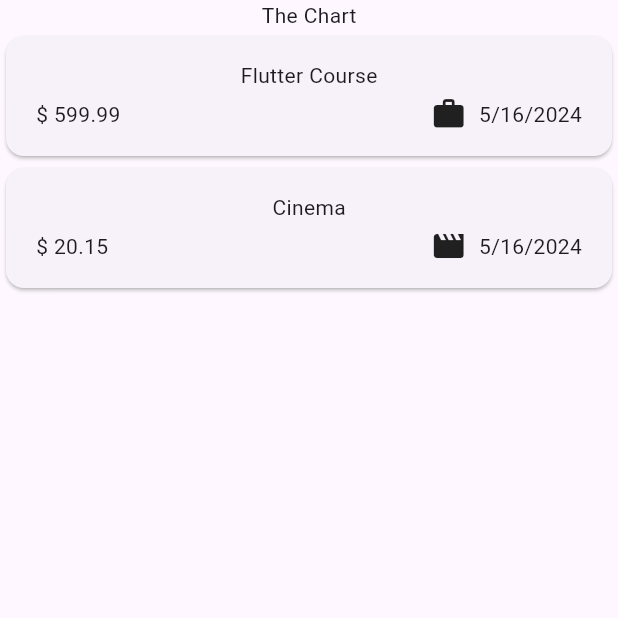
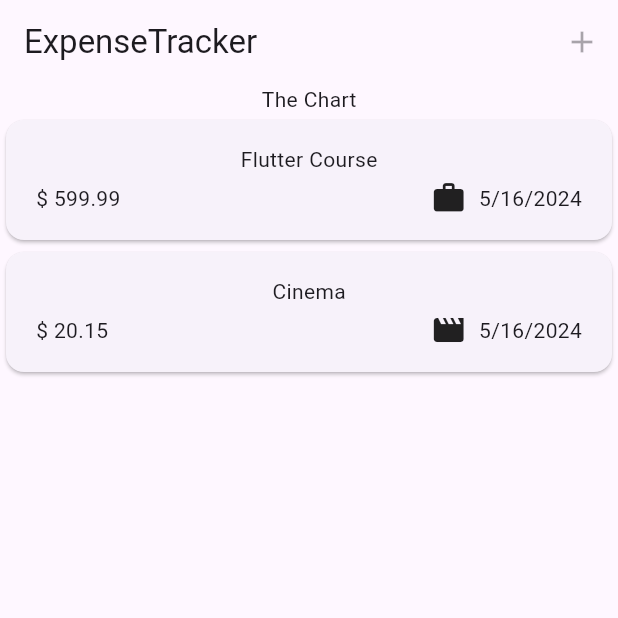
Before and after one commit to ajax-39/Flutter_BudgetBuddy, a Flutter app: the screen it shows after launch, on a phone screen of 412 x 824 dp, the top half of it. Run offline on Flutter 3.47's test engine with Material 3 defaults, Android fonts, the phone set to English and light mode, and no system bars; statements that could not run were skipped.

Commit message:
appbar with add icon

```diff
--- a/lib/widgets/expenses.dart
+++ b/lib/widgets/expenses.dart
@@ -28,9 +28,24 @@ class _ExpensesState extends State<Expenses> {
     ),
   ];
 
+  void _openAddExpenseOverlay() {
+    showModalBottomSheet(context: context, builder: (ctx){
+
+    })
+  }
+
   @override
   Widget build(context) {
     return Scaffold(
+      appBar: AppBar(
+        title: const Text('ExpenseTracker'),
+        actions: [
+          IconButton(
+            icon: const Icon(Icons.add),
+            onPressed: _openAddExpenseOverlay,
+          ),
+        ],
+      ),
       body: Column(
         children: [
           const Text('The Chart'),
```
